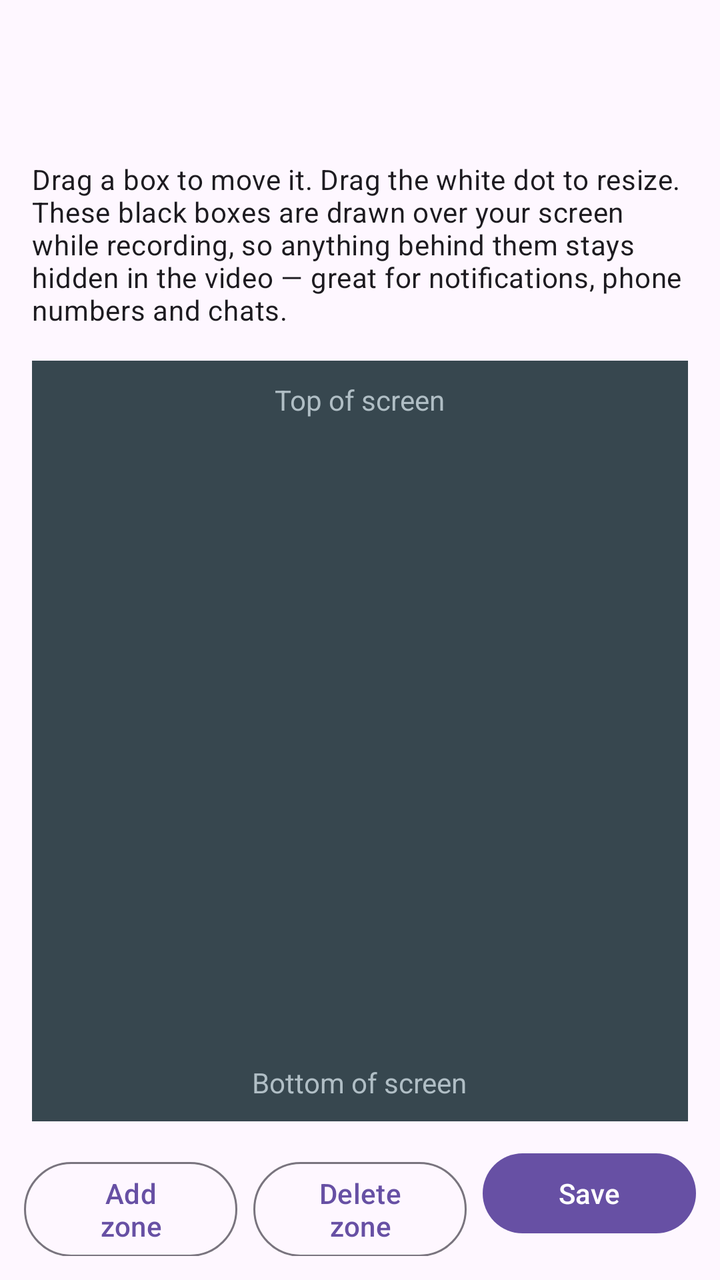
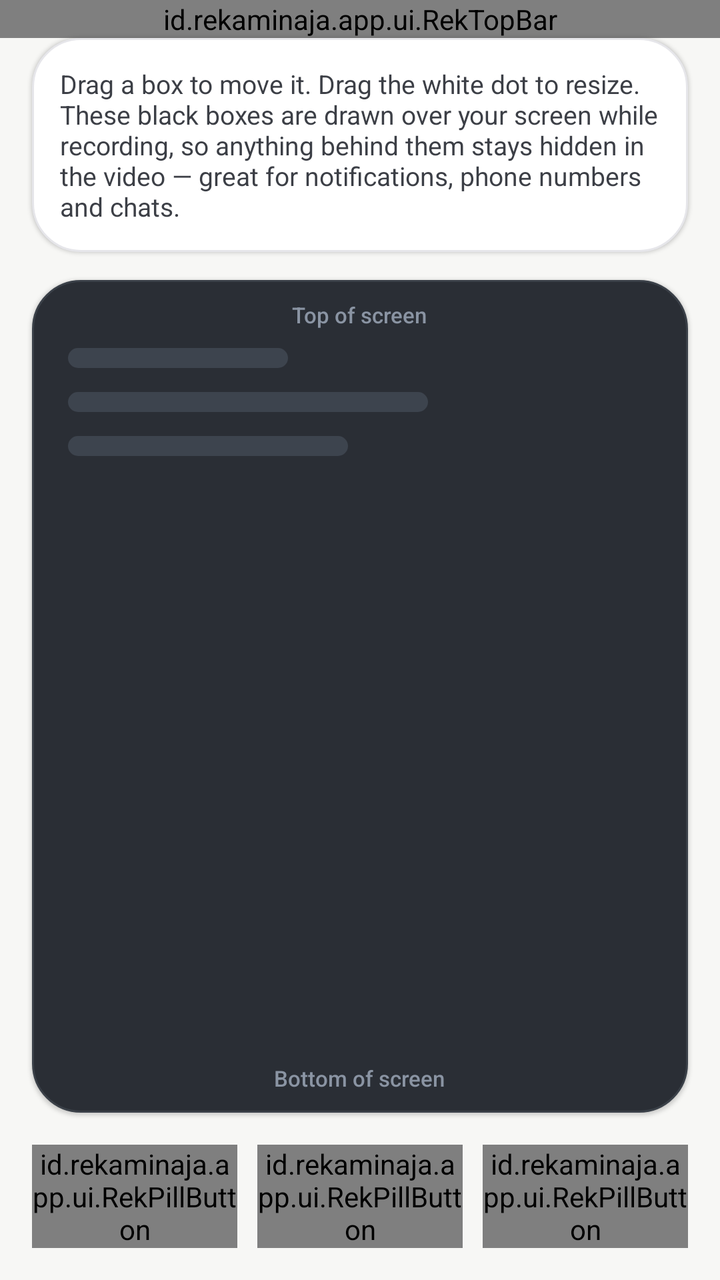

An Android layout rendered at two revisions. The XML below is the earlier revision; the diff shows what the commit changed to produce the second picture.
<!-- AndroidManifest.xml: application theme Theme.RekaminAja -->
<!-- res/layout/activity_censor_editor.xml -->
<?xml version="1.0" encoding="utf-8"?>
<LinearLayout xmlns:android="http://schemas.android.com/apk/res/android"
    android:layout_width="match_parent"
    android:layout_height="match_parent"
    android:orientation="vertical">

    <com.google.android.material.appbar.MaterialToolbar
        android:id="@+id/toolbar"
        android:layout_width="match_parent"
        android:layout_height="?attr/actionBarSize" />

    <TextView
        android:layout_width="match_parent"
        android:layout_height="wrap_content"
        android:padding="16dp"
        android:text="@string/censor_instructions"
        android:textAppearance="?attr/textAppearanceBodyMedium" />

    <FrameLayout
        android:id="@+id/previewArea"
        android:layout_width="match_parent"
        android:layout_height="0dp"
        android:layout_marginHorizontal="16dp"
        android:layout_weight="1"
        android:background="#37474F">

        <TextView
            android:layout_width="wrap_content"
            android:layout_height="wrap_content"
            android:layout_gravity="top|center_horizontal"
            android:layout_marginTop="10dp"
            android:text="@string/top_of_screen"
            android:textColor="#B0BEC5" />

        <TextView
            android:layout_width="wrap_content"
            android:layout_height="wrap_content"
            android:layout_gravity="bottom|center_horizontal"
            android:layout_marginBottom="10dp"
            android:text="@string/bottom_of_screen"
            android:textColor="#B0BEC5" />
    </FrameLayout>

    <LinearLayout
        android:layout_width="match_parent"
        android:layout_height="wrap_content"
        android:orientation="horizontal"
        android:padding="12dp">

        <com.google.android.material.button.MaterialButton
            android:id="@+id/btnAddZone"
            style="?attr/materialButtonOutlinedStyle"
            android:layout_width="0dp"
            android:layout_height="wrap_content"
            android:layout_weight="1"
            android:text="@string/add_zone" />

        <com.google.android.material.button.MaterialButton
            android:id="@+id/btnDeleteZone"
            style="?attr/materialButtonOutlinedStyle"
            android:layout_width="0dp"
            android:layout_height="wrap_content"
            android:layout_marginStart="8dp"
            android:layout_weight="1"
            android:text="@string/delete_zone" />

        <com.google.android.material.button.MaterialButton
            android:id="@+id/btnSaveZones"
            android:layout_width="0dp"
            android:layout_height="wrap_content"
            android:layout_marginStart="8dp"
            android:layout_weight="1"
            android:text="@string/save" />
    </LinearLayout>
</LinearLayout>
<!-- resources referenced by this layout -->
<resources>
  <style name="Theme.RekaminAja" parent="Theme.Material3.DayNight.NoActionBar" />
  <!-- unchanged entries left out for length: 6 -->
</resources>

<!-- the commit's change to res/layout/activity_censor_editor.xml (unified diff, before → after) -->
@@ -1,75 +1,119 @@
 <?xml version="1.0" encoding="utf-8"?>
 <LinearLayout xmlns:android="http://schemas.android.com/apk/res/android"
+    xmlns:app="http://schemas.android.com/apk/res-auto"
     android:layout_width="match_parent"
     android:layout_height="match_parent"
+    android:background="@color/bg_app"
+    android:fitsSystemWindows="true"
     android:orientation="vertical">
 
-    <com.google.android.material.appbar.MaterialToolbar
-        android:id="@+id/toolbar"
+    <id.rekaminaja.app.ui.RekTopBar
+        android:id="@+id/topBar"
         android:layout_width="match_parent"
-        android:layout_height="?attr/actionBarSize" />
+        android:layout_height="wrap_content"
+        app:rekTitle="@string/censor_zones" />
 
     <TextView
         android:layout_width="match_parent"
         android:layout_height="wrap_content"
-        android:padding="16dp"
+        android:layout_marginStart="16dp"
+        android:layout_marginEnd="16dp"
+        android:background="@drawable/bg_card"
+        android:elevation="1dp"
+        android:padding="14dp"
         android:text="@string/censor_instructions"
-        android:textAppearance="?attr/textAppearanceBodyMedium" />
+        android:textColor="@color/ink_soft"
+        android:textSize="13sp" />
 
     <FrameLayout
         android:id="@+id/previewArea"
         android:layout_width="match_parent"
         android:layout_height="0dp"
-        android:layout_marginHorizontal="16dp"
+        android:layout_marginStart="16dp"
+        android:layout_marginTop="14dp"
+        android:layout_marginEnd="16dp"
         android:layout_weight="1"
-        android:background="#37474F">
+        android:background="@drawable/bg_preview_screen"
+        android:elevation="1dp">
+
+        <View
+            android:layout_width="110dp"
+            android:layout_height="10dp"
+            android:layout_gravity="top|start"
+            android:layout_marginStart="18dp"
+            android:layout_marginTop="34dp"
+            android:background="@drawable/bg_mock_line" />
+
+        <View
+            android:layout_width="180dp"
+            android:layout_height="10dp"
+            android:layout_gravity="top|start"
+            android:layout_marginStart="18dp"
+            android:layout_marginTop="56dp"
+            android:background="@drawable/bg_mock_line" />
+
+        <View
+            android:layout_width="140dp"
+            android:layout_height="10dp"
+            android:layout_gravity="top|start"
+            android:layout_marginStart="18dp"
+            android:layout_marginTop="78dp"
+            android:background="@drawable/bg_mock_line" />
 
         <TextView
             android:layout_width="wrap_content"
             android:layout_height="wrap_content"
             android:layout_gravity="top|center_horizontal"
             android:layout_marginTop="10dp"
+            android:fontFamily="sans-serif-medium"
             android:text="@string/top_of_screen"
-            android:textColor="#B0BEC5" />
+            android:textColor="#8A94A3"
+            android:textSize="11sp" />
 
         <TextView
             android:layout_width="wrap_content"
             android:layout_height="wrap_content"
             android:layout_gravity="bottom|center_horizontal"
             android:layout_marginBottom="10dp"
+            android:fontFamily="sans-serif-medium"
             android:text="@string/bottom_of_screen"
-            android:textColor="#B0BEC5" />
+            android:textColor="#8A94A3"
+            android:textSize="11sp" />
     </FrameLayout>
 
     <LinearLayout
         android:layout_width="match_parent"
         android:layout_height="wrap_content"
         android:orientation="horizontal"
-        android:padding="12dp">
+        android:padding="16dp">
 
-        <com.google.android.material.button.MaterialButton
+        <id.rekaminaja.app.ui.RekPillButton
             android:id="@+id/btnAddZone"
-            style="?attr/materialButtonOutlinedStyle"
             android:layout_width="0dp"
             android:layout_height="wrap_content"
             android:layout_weight="1"
-            android:text="@string/add_zone" />
+            app:rekIcon="@drawable/ic_plus"
+            app:rekText="@string/add_zone"
+            app:rekVariant="outline" />
 
-        <com.google.android.material.button.MaterialButton
+        <id.rekaminaja.app.ui.RekPillButton
             android:id="@+id/btnDeleteZone"
-            style="?attr/materialButtonOutlinedStyle"
             android:layout_width="0dp"
             android:layout_height="wrap_content"
-            android:layout_marginStart="8dp"
+            android:layout_marginStart="10dp"
             android:layout_weight="1"
-            android:text="@string/delete_zone" />
+            app:rekIcon="@drawable/ic_trash"
+            app:rekText="@string/delete_zone"
+            app:rekVariant="dangerSoft" />
 
-        <com.google.android.material.button.MaterialButton
+        <id.rekaminaja.app.ui.RekPillButton
             android:id="@+id/btnSaveZones"
             android:layout_width="0dp"
             android:layout_height="wrap_content"
-            android:layout_marginStart="8dp"
+            android:layout_marginStart="10dp"
             android:layout_weight="1"
-            android:text="@string/save" />
+            app:rekIcon="@drawable/ic_check"
+            app:rekText="@string/save"
+            app:rekVariant="primary" />
     </LinearLayout>
 </LinearLayout>
<!-- resource entries referenced after the edit -->
@@ -1,6 +1,85 @@
 <!-- resources referenced by this layout -->
 <resources>
-  <style name="Theme.RekaminAja" parent="Theme.Material3.DayNight.NoActionBar" />
+  <color name="bg_app">#F7F7F5</color>
+  <color name="ink_soft">#3C3F46</color>
+  <!-- drawable bg_card (drawable) -->
+  <?xml version="1.0" encoding="utf-8"?>
+  <shape xmlns:android="http://schemas.android.com/apk/res/android" android:shape="rectangle">
+      <corners android:radius="24dp" />
+      <solid android:color="@color/bg_surface" />
+      <stroke android:width="1dp" android:color="@color/line" />
+  </shape>
+  <!-- drawable bg_mock_line (drawable) -->
+  <?xml version="1.0" encoding="utf-8"?>
+  <shape xmlns:android="http://schemas.android.com/apk/res/android" android:shape="rectangle">
+      <corners android:radius="999dp" />
+      <solid android:color="#3D444E" />
+  </shape>
+  <!-- drawable bg_preview_screen (drawable) -->
+  <?xml version="1.0" encoding="utf-8"?>
+  <shape xmlns:android="http://schemas.android.com/apk/res/android" android:shape="rectangle">
+      <corners android:radius="24dp" />
+      <solid android:color="#2A2E35" />
+      <stroke android:width="1dp" android:color="#3A4048" />
+  </shape>
+  <!-- drawable ic_check (drawable) -->
+  <?xml version="1.0" encoding="utf-8"?>
+  <vector xmlns:android="http://schemas.android.com/apk/res/android"
+      android:width="24dp" android:height="24dp"
+      android:viewportWidth="24" android:viewportHeight="24">
+      <path android:fillColor="#00000000" android:strokeColor="#17181C" android:strokeWidth="1.8" android:strokeLineCap="round" android:strokeLineJoin="round"
+          android:pathData="M5,12.5 L10,17.5 L19,7" />
+  </vector>
+  <!-- drawable ic_plus (drawable) -->
+  <?xml version="1.0" encoding="utf-8"?>
+  <vector xmlns:android="http://schemas.android.com/apk/res/android"
+      android:width="24dp" android:height="24dp"
+      android:viewportWidth="24" android:viewportHeight="24">
+      <path
+          android:fillColor="#00000000"
+          android:strokeColor="#17181C"
+          android:strokeWidth="2"
+          android:strokeLineCap="round"
+          android:strokeLineJoin="round"
+          android:pathData="M12,5.5 V18.5 M5.5,12 H18.5" />
+  </vector>
+  <!-- drawable ic_trash (drawable) -->
+  <?xml version="1.0" encoding="utf-8"?>
+  <vector xmlns:android="http://schemas.android.com/apk/res/android"
+      android:width="24dp" android:height="24dp"
+      android:viewportWidth="24" android:viewportHeight="24">
+      <path android:fillColor="#00000000" android:strokeColor="#17181C" android:strokeWidth="1.8" android:strokeLineCap="round" android:strokeLineJoin="round"
+          android:pathData="M4.5,6.5 H19.5 M10,6.5 V4.5 h4 v2 M7,6.5 L8,19.5 h8 L17,6.5 M10.3,10.5 v5.5 M13.7,10.5 v5.5" />
+  </vector>
+  <string name="censor_zones">Censor zones</string>
+  <style name="Theme.RekaminAja" parent="Theme.Material3.Light.NoActionBar">
+          <item name="colorPrimary">@color/brand</item>
+          <item name="colorOnPrimary">@color/on_dark</item>
+          <item name="colorPrimaryContainer">@color/brand_tint</item>
+          <item name="colorOnPrimaryContainer">@color/brand_deep</item>
+          <item name="colorSecondary">@color/accent_slate</item>
+          <item name="colorSurface">@color/bg_surface</item>
+          <item name="colorOnSurface">@color/ink</item>
+          <item name="colorSurfaceVariant">@color/bg_soft</item>
+          <item name="colorOnSurfaceVariant">@color/muted</item>
+          <item name="colorOutline">@color/line</item>
+          <item name="android:colorBackground">@color/bg_app</item>
+          <item name="android:windowBackground">@color/bg_app</item>
+          <item name="android:statusBarColor">@color/bg_app</item>
+          <item name="android:navigationBarColor">@color/bg_app</item>
+          <item name="android:windowLightStatusBar">true</item>
+          <item name="android:windowLightNavigationBar">true</item>
+      </style>
+  <color name="bg_surface">#FFFFFF</color>
+  <color name="line">#E6E6EA</color>
+  <color name="brand">#E5484D</color>
+  <color name="on_dark">#FFFFFF</color>
+  <color name="brand_tint">#FFF0F0</color>
+  <color name="brand_deep">#C9363B</color>
+  <color name="accent_slate">#56616E</color>
+  <color name="ink">#17181C</color>
+  <color name="bg_soft">#F0F0F2</color>
+  <color name="muted">#71727A</color>
   <!-- unchanged entries left out for length: 6 -->
 </resources>
 
